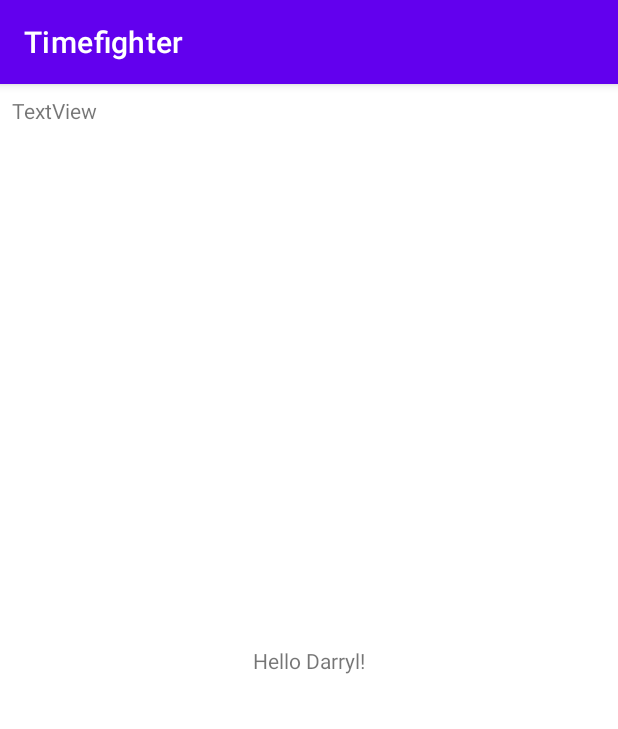
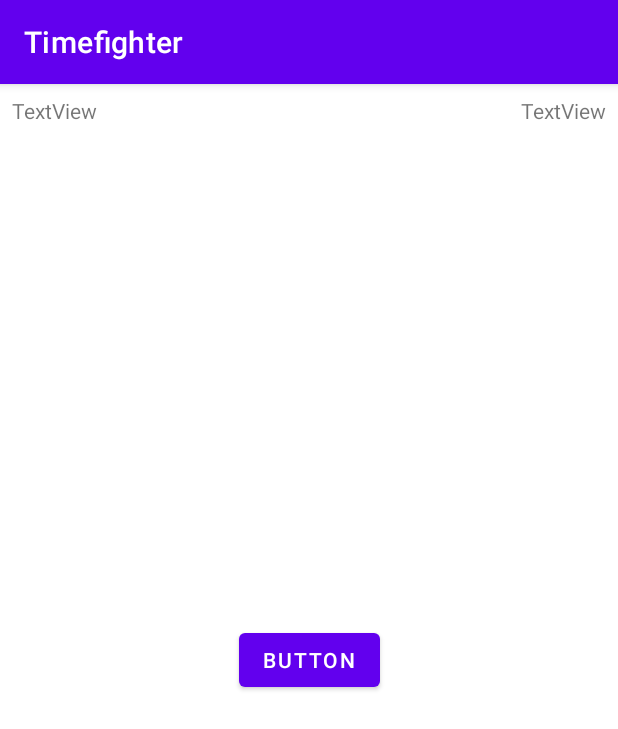
Before and after one commit to kcmccabe18/Timefighter_2.0, an Android app: the screen it shows after launch (MainActivity), on a phone screen of 412 x 824 dp. Shown: the top 729 px of the screen. Run offline under Robolectric (Android 15) with nearby library versions, the phone set to English and light mode, and no system bars.

Commit message:
ch2 finished

```diff
--- a/app/src/main/res/layout/activity_main.xml
+++ b/app/src/main/res/layout/activity_main.xml
@@ -5,15 +5,6 @@
     android:layout_width="match_parent"
     android:layout_height="match_parent"
     tools:context=".MainActivity">
-
-  <TextView
-      android:layout_width="wrap_content"
-      android:layout_height="wrap_content"
-      android:text="Hello Darryl!"
-      app:layout_constraintBottom_toBottomOf="parent"
-      app:layout_constraintLeft_toLeftOf="parent"
-      app:layout_constraintRight_toRightOf="parent"
-      app:layout_constraintTop_toTopOf="parent" />
 
   <TextView
       android:id="@+id/textView"
@@ -25,4 +16,24 @@
       app:layout_constraintStart_toStartOf="parent"
       app:layout_constraintTop_toTopOf="parent" />
 
+  <TextView
+      android:id="@+id/textView2"
+      android:layout_width="wrap_content"
+      android:layout_height="wrap_content"
+      android:layout_marginTop="8dp"
+      android:layout_marginEnd="8dp"
+      android:text="TextView"
+      app:layout_constraintEnd_toEndOf="parent"
+      app:layout_constraintTop_toTopOf="parent" />
+
+  <Button
+      android:id="@+id/button"
+      android:layout_width="wrap_content"
+      android:layout_height="wrap_content"
+      android:text="Button"
+      app:layout_constraintBottom_toBottomOf="parent"
+      app:layout_constraintEnd_toEndOf="parent"
+      app:layout_constraintStart_toStartOf="parent"
+      app:layout_constraintTop_toTopOf="parent" />
+
 </androidx.constraintlayout.widget.ConstraintLayout>
```
